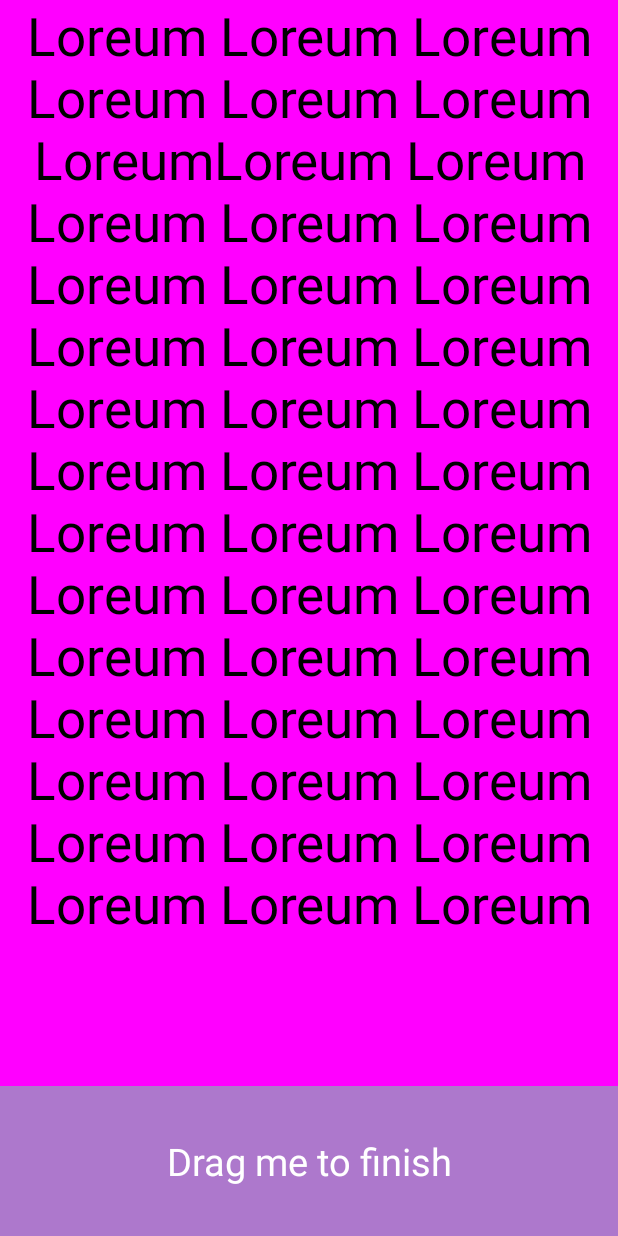
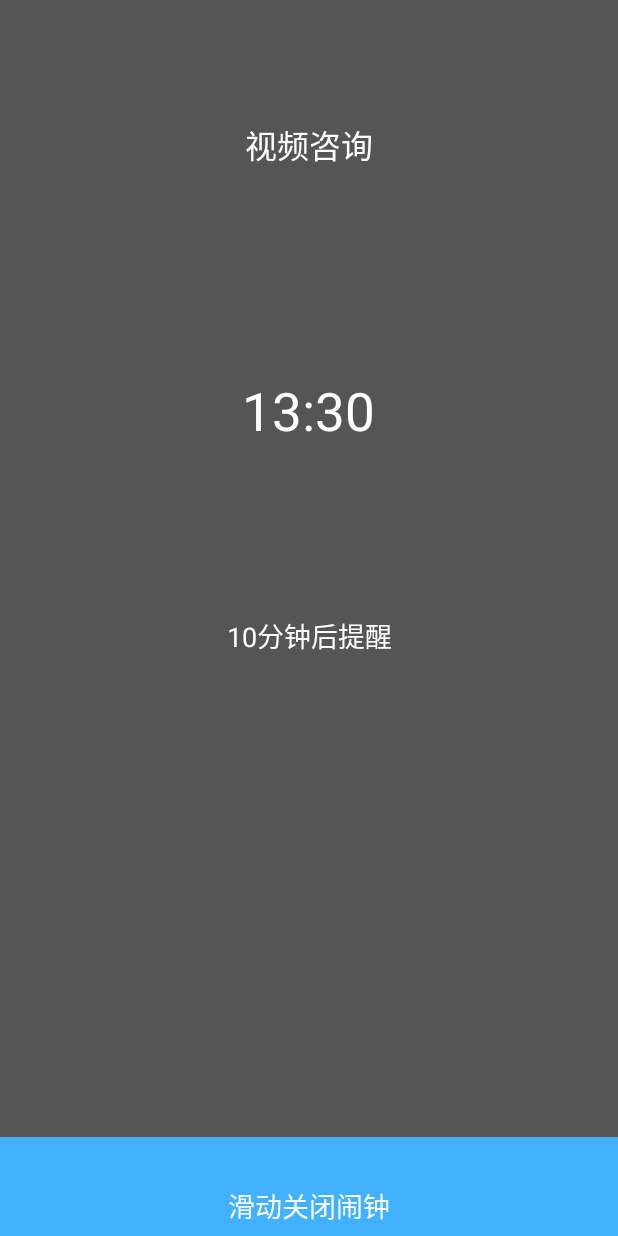
Before and after one commit to anhengchangyua/PlatForm, an Android app: the layout activity_drag_practice.xml on its own in the app's theme, with its tools: preview values and no code run, on a phone screen of 412 x 824 dp. Run offline under Robolectric (Android 15) with nearby library versions, the phone set to English and light mode, and no system bars.

Commit message:
gragview 完成！

```diff
--- a/app/build.gradle
+++ b/app/build.gradle
@@ -11,6 +11,7 @@ android {
         targetSdkVersion 25
         versionCode 1
         versionName "1.0"
+        multiDexEnabled true
         testInstrumentationRunner "android.support.test.runner.AndroidJUnitRunner"
     }
     buildTypes {
--- a/app/src/main/java/com/zhy/uutils/aidl_study/RemoteActivity.java
+++ b/app/src/main/java/com/zhy/uutils/aidl_study/RemoteActivity.java
@@ -20,7 +20,7 @@ import com.zhy.uutils.R;
  */
 
 public class RemoteActivity extends AppCompatActivity {
-    private final static String TAG = "MainActivity";
+    private final static String TAG = "DragMainActivity";
     private IRemoteService remoteService;
 
     @Override
--- a/app/src/main/java/com/zhy/uutils/drag_view_finish/YoutubeLayout.java
+++ b/app/src/main/java/com/zhy/uutils/drag_view_finish/YoutubeLayout.java
@@ -12,6 +12,7 @@ import android.support.v4.view.MotionEventCompat;
 import android.support.v4.view.ViewCompat;
 import android.support.v4.widget.ViewDragHelper;
 import android.util.AttributeSet;
+import android.util.Log;
 import android.view.MotionEvent;
 import android.view.View;
 import android.view.ViewGroup;
@@ -84,6 +85,9 @@ public class YoutubeLayout extends ViewGroup {
         public void onViewPositionChanged(View changedView, int left, int top, int dx, int dy) {
             mTop = top;
 
+            Log.d("top", String.valueOf(mTop));
+            Log.d("dydy", String.valueOf(dy));
+
             mDragOffset = (float) top / mDragRange;
 
 //            mHeaderView.setPivotX(mHeaderView.getWidth());
@@ -116,7 +120,6 @@ public class YoutubeLayout extends ViewGroup {
         public int clampViewPositionVertical(View child, int top, int dy) {
             final int topBound = getPaddingTop();
             final int bottomBound = getHeight() - mHeaderView.getHeight() - mHeaderView.getPaddingBottom();
-
 
             final int newTop = Math.min(Math.max(top, topBound), bottomBound);
             return newTop;
--- a/app/src/main/res/layout/activity_drag_practice.xml
+++ b/app/src/main/res/layout/activity_drag_practice.xml
@@ -1,4 +1,4 @@
-<FrameLayout
+<RelativeLayout
 
     xmlns:android="http://schemas.android.com/apk/res/android"
     android:layout_width="match_parent"
@@ -6,34 +6,84 @@
 
 
     <com.zhy.uutils.drag_view_practice.DragLayout
+        android:id="@+id/ssss"
         android:layout_width="match_parent"
         android:layout_height="match_parent"
-        android:background="@color/accent"
         android:orientation="vertical">
 
 
-        <TextView
+        <RelativeLayout
             android:id="@+id/desc"
-            android:tag="desc"
-            android:textSize="35sp"
-            android:gravity="center"
-            android:text="Loreum Loreum Loreum Loreum Loreum Loreum LoreumLoreum Loreum Loreum Loreum Loreum Loreum Loreum Loreum Loreum Loreum Loreum Loreum Loreum Loreum Loreum Loreum Loreum Loreum Loreum Loreum Loreum Loreum Loreum Loreum Loreum Loreum Loreum Loreum Loreum Loreum Loreum Loreum Loreum Loreum Loreum Loreum Loreum Loreum"
-            android:textColor="@android:color/background_dark"
             android:layout_width="match_parent"
             android:layout_height="wrap_content"
-            android:background="#FF00FF"/>
+            android:background="@color/action_bar_tittle_color_555555">
+
+            <TextView
+                android:id="@+id/tv_type"
+                android:layout_width="wrap_content"
+                android:layout_height="wrap_content"
+                android:layout_centerHorizontal="true"
+                android:layout_marginTop="80dp"
+                android:text="视频咨询"
+                android:textColor="#ffffff"
+                android:textSize="21sp" />
+
+            <FrameLayout
+                android:id="@+id/fl_time"
+                android:layout_width="170dp"
+                android:layout_height="170dp"
+                android:layout_below="@id/tv_type"
+                android:layout_centerHorizontal="true"
+                android:layout_marginTop="76dp">
+
+                <TextView
+                    android:id="@+id/tv_time"
+                    android:layout_width="wrap_content"
+                    android:layout_height="wrap_content"
+                    android:layout_gravity="center"
+                    android:text="13:30"
+                    android:textColor="#ffffff"
+                    android:textSize="35sp" />
+            </FrameLayout>
+
+            <TextView
+                android:layout_width="200dp"
+                android:layout_height="50dp"
+                android:layout_below="@id/fl_time"
+                android:layout_centerHorizontal="true"
+                android:layout_marginTop="40dp"
+                android:gravity="center"
+                android:text="10分钟后提醒"
+
+                android:textColor="#ffffff"
+                android:textSize="18sp" />
+        </RelativeLayout>
 
 
-        <TextView
+        <LinearLayout
             android:id="@+id/header_pro"
             android:layout_width="match_parent"
-            android:layout_height="100dp"
-            android:textSize="25sp"
-            android:text="Drag me to finish"
-            android:tag="text"
-            android:gravity="center"
-            android:textColor="@android:color/white"
-            android:background="#AD78CC"/>
+            android:layout_height="66dp"
+            android:layout_alignParentBottom="true"
+            android:background="#42b1ff"
+            android:gravity="center_horizontal"
+            android:orientation="vertical">
+
+
+            <ImageView
+                android:layout_width="28dp"
+                android:layout_height="10dp"
+                android:layout_marginTop="14dp" />
+
+            <TextView
+                android:layout_width="wrap_content"
+                android:layout_height="wrap_content"
+                android:layout_marginTop="8dp"
+                android:text="滑动关闭闹钟"
+                android:textColor="#ffffff"
+                android:textSize="18sp" />
+        </LinearLayout>
+
 
     </com.zhy.uutils.drag_view_practice.DragLayout>
-</FrameLayout>
+</RelativeLayout>
--- a/app/src/main/res/values/styles.xml
+++ b/app/src/main/res/values/styles.xml
@@ -46,5 +46,9 @@
         <item name="android:textSize">16sp</item>
     </style>
 
-
+    <style name="AppTheme.NoBackground">
+        <item name="android:windowBackground">@android:color/transparent</item>
+        <item name="android:windowIsTranslucent">true</item>
+        <item name="windowNoTitle">true</item>
+    </style>
 </resources>
--- a/build.gradle
+++ b/build.gradle
@@ -4,6 +4,7 @@ buildscript {
     ext.kotlin_version = '1.1.2-4'
     repositories {
         jcenter()
+        google()
     }
     dependencies {
         classpath 'com.android.tools.build:gradle:3.0.1'
@@ -20,6 +21,7 @@ allprojects {
         jcenter()
         mavenCentral()
         maven { url "https://jitpack.io" }
+        google()
     }
 }
 
```
Also changed, not shown: app/src/main/AndroidManifest.xml (+11 -4 lines), app/src/main/java/com/zhy/uutils/drag_view_finish/MainActivity.java (+1 -41 lines), app/src/main/java/com/zhy/uutils/drag_view_practice/DragActivity.java (+14 -0 lines), app/src/main/java/com/zhy/uutils/drag_view_practice/DragLayout.java (+62 -30 lines), app/src/main/java/com/zhy/uutils/drag_view_practice/DragMainActivity.java (added, +38 -0 lines), app/src/main/res/layout/activity_main_drag.xml (+14 -36 lines).
